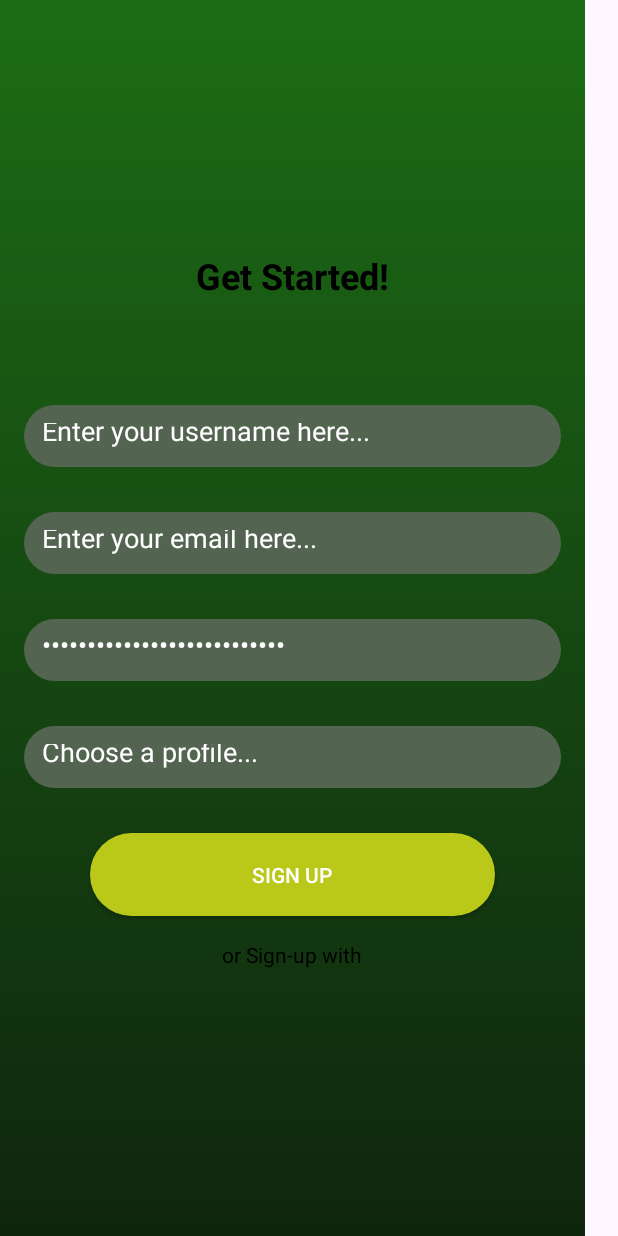
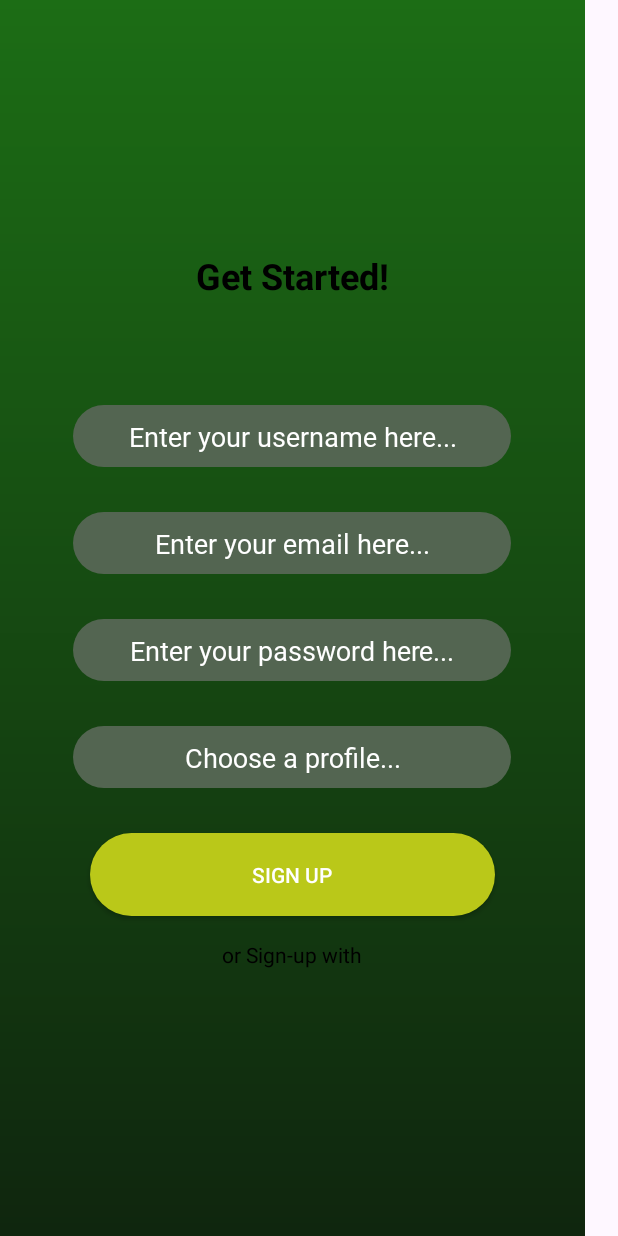
Before and after one commit to PanagiotisLeos/AgroNet, an Android app: the layout register.xml on its own in the app's theme, with its tools: preview values and no code run, on a phone screen of 412 x 824 dp. Run offline under Robolectric (Android 15) with nearby library versions, the phone set to English and light mode, and no system bars; Roboto replaces fonts that are not available here.

Commit message:
new changes

```diff
--- a/app/src/main/res/layout/register.xml
+++ b/app/src/main/res/layout/register.xml
@@ -26,45 +26,49 @@
                     android:textStyle="bold" />
 
                 <EditText
+                    style="@style/loginInputStyle"
                     android:id="@+id/usernameEditText"
-                    android:layout_width="match_parent"
+                    android:layout_width="292dp"
                     android:layout_height="41dp"
                     android:layout_marginBottom="30dp"
                     android:background="@drawable/edit_text_background_rounded"
-                    android:padding="12dp"
-                    android:text="Enter your username here..."
-                    android:textColor="@color/white" />
+                    android:padding="8dp"
+                    android:hint="Enter your username here..."
+                    />
 
                 <EditText
+                    style="@style/loginInputStyle"
                     android:id="@+id/emailEditText"
-                    android:layout_width="match_parent"
+                    android:layout_width="292dp"
                     android:layout_height="41dp"
                     android:layout_marginBottom="30dp"
+                    android:inputType="textEmailAddress"
                     android:background="@drawable/edit_text_background_rounded"
-                    android:padding="12dp"
-                    android:text="Enter your email here..."
-                    android:textColor="@color/white" />
+                    android:paddingBottom="8dp"
+                    android:hint="Enter your email here..." />
 
                 <EditText
+                    style="@style/loginInputStyle"
                     android:id="@+id/passwordEditText"
-                    android:layout_width="match_parent"
+                    android:layout_width="292dp"
                     android:layout_height="41dp"
                     android:layout_marginBottom="30dp"
                     android:background="@drawable/edit_text_background_rounded"
                     android:inputType="textPassword"
-                    android:padding="12dp"
-                    android:text="Enter your password here..."
-                    android:textColor="@color/white" />
+                    android:padding="8dp"
+                    android:hint="Enter your password here..."
+                     />
 
                 <EditText
+                    style="@style/loginInputStyle"
                     android:id="@+id/profileEditText"
-                    android:layout_width="match_parent"
+                    android:layout_width="292dp"
                     android:layout_height="41dp"
                     android:layout_marginBottom="30dp"
                     android:background="@drawable/edit_text_background_rounded"
-                    android:padding="12dp"
-                    android:text="Choose a profile..."
-                    android:textColor="@color/white" />
+                    android:padding="8dp"
+                    android:hint="Choose a profile..."
+                    />
 
                 <androidx.appcompat.widget.AppCompatButton
                     android:id="@+id/signUpButton"
```
